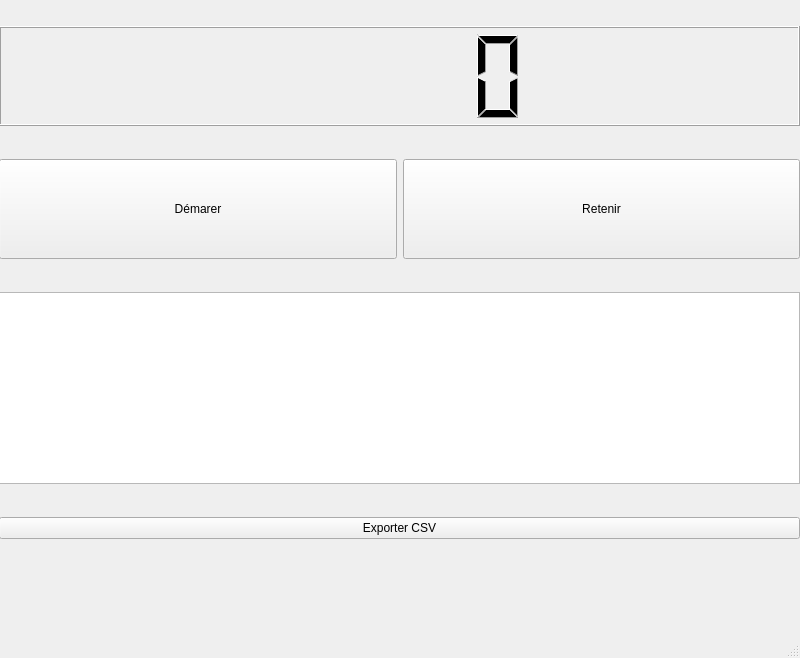
First picture: the form in chronomaitre.ui, repository KuKaRaCHa-gg/ChronoMaitre, before the edit.
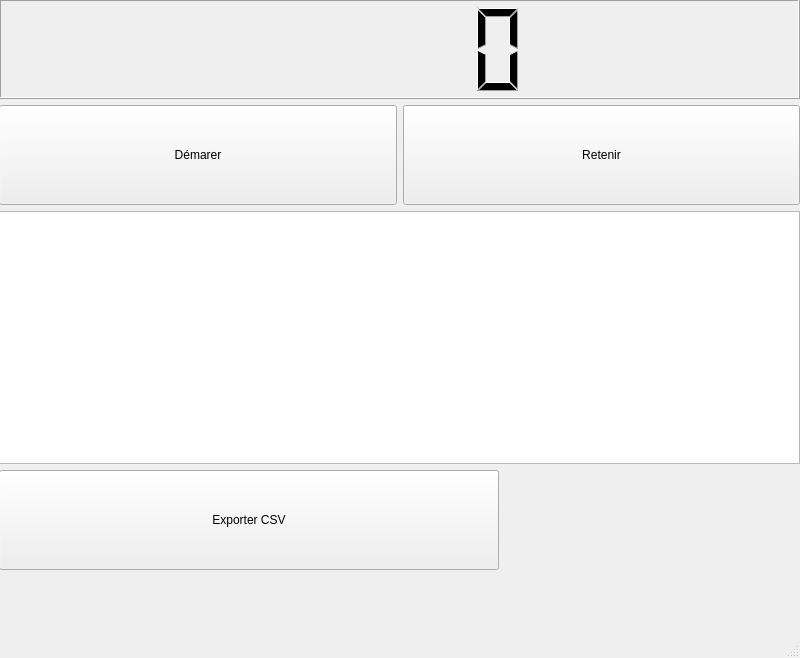
Second picture: the form after the edit.

Patch:
```diff
--- a/chronomaitre.ui
+++ b/chronomaitre.ui
@@ -72,10 +72,25 @@
          <verstretch>0</verstretch>
         </sizepolicy>
        </property>
+       <property name="maximumSize">
+        <size>
+         <width>16777215</width>
+         <height>1000</height>
+        </size>
+       </property>
       </widget>
      </item>
      <item>
       <widget class="QPushButton" name="pushButton_3">
+       <property name="maximumSize">
+        <size>
+         <width>500</width>
+         <height>100</height>
+        </size>
+       </property>
+       <property name="cursor">
+        <cursorShape>PointingHandCursor</cursorShape>
+       </property>
        <property name="text">
         <string>Exporter CSV</string>
        </property>
```
